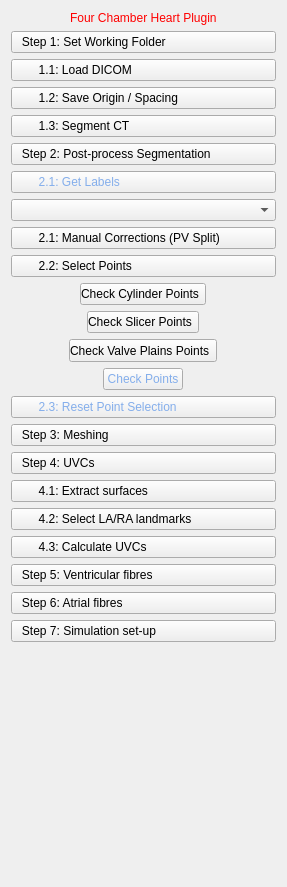
The window that CemrgApp/Plugins/kcl.cemrgapp.fourchamber/src/internal/FourChamberViewControls.ui (RosieBarrows/CemrgApp) describes before a commit, drawn with Qt 5.
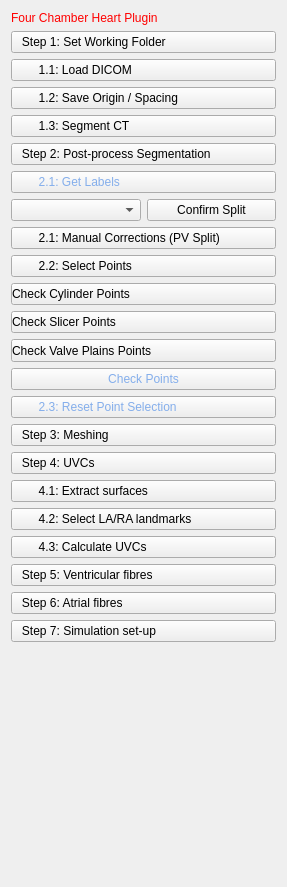
The same window after the commit.

```diff
--- a/CemrgApp/Plugins/kcl.cemrgapp.fourchamber/src/internal/FourChamberViewControls.ui
+++ b/CemrgApp/Plugins/kcl.cemrgapp.fourchamber/src/internal/FourChamberViewControls.ui
@@ -20,7 +20,7 @@
    <string>QmitkTemplate</string>
   </property>
   <layout class="QVBoxLayout" name="verticalLayout">
-   <item alignment="Qt::AlignHCenter">
+   <item>
     <widget class="QLabel" name="label">
      <property name="styleSheet">
       <string notr="true">QLabel { color: rgb(255, 0, 0) }</string>
@@ -91,7 +91,18 @@
     </widget>
    </item>
    <item>
-    <widget class="QComboBox" name="combo_corrections_id"/>
+    <layout class="QHBoxLayout" name="horizontalLayout">
+     <item>
+      <widget class="QComboBox" name="combo_corrections_id"/>
+     </item>
+     <item>
+      <widget class="QPushButton" name="button_confirm_split">
+       <property name="text">
+        <string>Confirm Split</string>
+       </property>
+      </widget>
+     </item>
+    </layout>
    </item>
    <item>
     <widget class="QPushButton" name="button_corrections">
@@ -113,7 +124,7 @@
      </property>
     </widget>
    </item>
-   <item alignment="Qt::AlignHCenter">
+   <item>
     <widget class="QPushButton" name="button_select_pts_a">
      <property name="styleSheet">
       <string notr="true">text-align: left; </string>
@@ -123,7 +134,7 @@
      </property>
     </widget>
    </item>
-   <item alignment="Qt::AlignHCenter">
+   <item>
     <widget class="QPushButton" name="button_select_pts_b">
      <property name="styleSheet">
       <string notr="true">text-align: left; </string>
@@ -133,7 +144,7 @@
      </property>
     </widget>
    </item>
-   <item alignment="Qt::AlignHCenter">
+   <item>
     <widget class="QPushButton" name="button_select_pts_c">
      <property name="minimumSize">
       <size>
@@ -149,7 +160,7 @@
      </property>
     </widget>
    </item>
-   <item alignment="Qt::AlignHCenter">
+   <item>
     <widget class="QPushButton" name="button_select_pts_check">
      <property name="styleSheet">
       <string notr="true"> color: rgb(132, 174, 235);</string>
```
